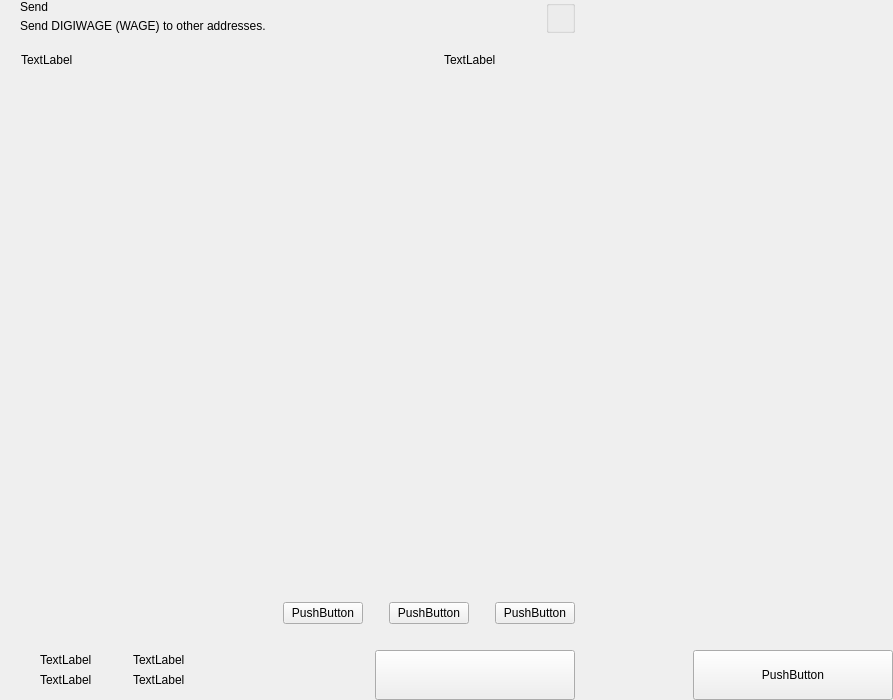
Before: the Qt Designer form src/qt/digiwage/forms/send.ui in digiwage/digiwage, drawn with Qt 5.
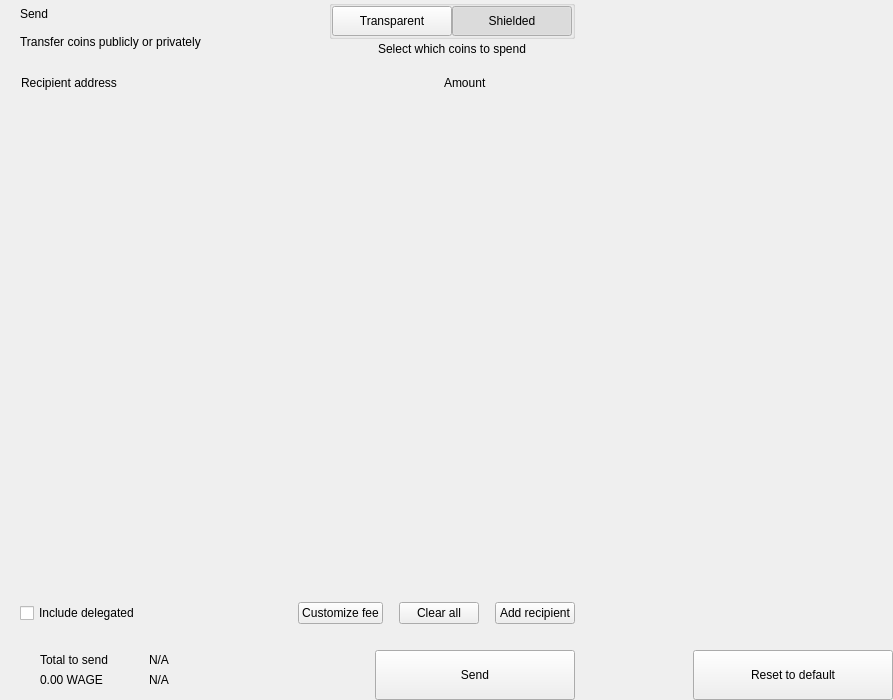
After: the same form once the commit is applied. Custom widgets are drawn as their Qt base class.

Commit message: first push to official repo

Diff of the .ui file:
```diff
--- a/src/qt/digiwage/forms/send.ui
+++ b/src/qt/digiwage/forms/send.ui
@@ -66,7 +66,7 @@
           <item>
            <layout class="QVBoxLayout" name="verticalLayout">
             <property name="spacing">
-             <number>5</number>
+             <number>0</number>
             </property>
             <item>
              <widget class="QLabel" name="labelTitle">
@@ -81,7 +81,7 @@
             <item>
              <widget class="QLabel" name="labelSubtitle1">
               <property name="text">
-               <string>Send DIGIWAGE (WAGE) to other addresses.</string>
+               <string>Transfer coins publicly or privately</string>
               </property>
              </widget>
             </item>
@@ -103,15 +103,20 @@
           <item>
            <layout class="QVBoxLayout" name="verticalLayout_6">
             <property name="spacing">
-             <number>0</number>
+             <number>3</number>
             </property>
-            <item>
+            <item alignment="Qt::AlignHCenter">
              <widget class="QGroupBox" name="groupBox">
+              <property name="styleSheet">
+               <string notr="true">#groupBox{
+padding-top:2px;
+}</string>
+              </property>
               <property name="title">
                <string/>
               </property>
               <property name="alignment">
-               <set>Qt::AlignLeading|Qt::AlignLeft|Qt::AlignTop</set>
+               <set>Qt::AlignCenter</set>
               </property>
               <layout class="QHBoxLayout" name="horizontalLayout_4">
                <property name="spacing">
@@ -129,9 +134,84 @@
                <property name="bottomMargin">
                 <number>0</number>
                </property>
+               <item>
+                <widget class="QPushButton" name="pushLeft">
+                 <property name="minimumSize">
+                  <size>
+                   <width>120</width>
+                   <height>30</height>
+                  </size>
+                 </property>
+                 <property name="maximumSize">
+                  <size>
+                   <width>120</width>
+                   <height>30</height>
+                  </size>
+                 </property>
+                 <property name="focusPolicy">
+                  <enum>Qt::NoFocus</enum>
+                 </property>
+                 <property name="text">
+                  <string>Transparent</string>
+                 </property>
+                 <property name="checkable">
+                  <bool>true</bool>
+                 </property>
+                 <property name="autoExclusive">
+                  <bool>true</bool>
+                 </property>
+                </widget>
+               </item>
+               <item>
+                <widget class="QPushButton" name="pushRight">
+                 <property name="minimumSize">
+                  <size>
+                   <width>120</width>
+                   <height>30</height>
+                  </size>
+                 </property>
+                 <property name="maximumSize">
+                  <size>
+                   <width>120</width>
+                   <height>30</height>
+                  </size>
+                 </property>
+                 <property name="focusPolicy">
+                  <enum>Qt::NoFocus</enum>
+                 </property>
+                 <property name="text">
+                  <string>Shielded</string>
+                 </property>
+                 <property name="checkable">
+                  <bool>true</bool>
+                 </property>
+                 <property name="checked">
+                  <bool>true</bool>
+                 </property>
+                 <property name="autoExclusive">
+                  <bool>true</bool>
+                 </property>
+                </widget>
+               </item>
               </layout>
              </widget>
             </item>
+            <item alignment="Qt::AlignHCenter|Qt::AlignTop">
+             <widget class="QLabel" name="labelSubtitle2">
+              <property name="styleSheet">
+               <string notr="true"/>
+              </property>
+              <property name="text">
+               <string>Select which coins to spend</string>
+              </property>
+              <property name="alignment">
+               <set>Qt::AlignCenter</set>
+              </property>
+              <property name="indent">
+               <number>0</number>
+              </property>
+             </widget>
+            </item>
            </layout>
           </item>
          </layout>
@@ -175,7 +255,7 @@
              <string notr="true">margin-left:8px;</string>
             </property>
             <property name="text">
-             <string>TextLabel</string>
+             <string>Recipient address</string>
             </property>
            </widget>
           </item>
@@ -198,7 +278,7 @@
           <item>
            <widget class="QLabel" name="labelSubtitleAmount">
             <property name="text">
-             <string>TextLabel</string>
+             <string>Amount</string>
             </property>
            </widget>
           </item>
@@ -297,9 +377,22 @@
           <property name="spacing">
            <number>6</number>
           </property>
+          <property name="leftMargin">
+           <number>20</number>
+          </property>
           <property name="rightMargin">
            <number>20</number>
           </property>
+          <item>
+           <widget class="QCheckBox" name="checkBoxDelegations">
+            <property name="layoutDirection">
+             <enum>Qt::LeftToRight</enum>
+            </property>
+            <property name="text">
+             <string>Include delegated</string>
+            </property>
+           </widget>
+          </item>
           <item>
            <spacer name="horizontalSpacer_4">
             <property name="orientation">
@@ -307,7 +400,7 @@
             </property>
             <property name="sizeHint" stdset="0">
              <size>
-              <width>40</width>
+              <width>10</width>
               <height>20</height>
              </size>
             </property>
@@ -319,7 +412,7 @@
              <enum>Qt::NoFocus</enum>
             </property>
             <property name="text">
-             <string>PushButton</string>
+             <string>Customize fee</string>
             </property>
            </widget>
           </item>
@@ -333,7 +426,7 @@
             </property>
             <property name="sizeHint" stdset="0">
              <size>
-              <width>20</width>
+              <width>10</width>
               <height>20</height>
              </size>
             </property>
@@ -348,7 +441,7 @@
              <enum>Qt::RightToLeft</enum>
             </property>
             <property name="text">
-             <string>PushButton</string>
+             <string>Clear all</string>
             </property>
            </widget>
           </item>
@@ -362,7 +455,7 @@
             </property>
             <property name="sizeHint" stdset="0">
              <size>
-              <width>20</width>
+              <width>10</width>
               <height>20</height>
              </size>
             </property>
@@ -374,7 +467,7 @@
              <enum>Qt::NoFocus</enum>
             </property>
             <property name="text">
-             <string>PushButton</string>
+             <string>Add recipient</string>
             </property>
            </widget>
           </item>
@@ -478,14 +571,14 @@
                      <item>
                       <widget class="QLabel" name="labelTitleTotalSend">
                        <property name="text">
-                        <string>TextLabel</string>
+                        <string>Total to send</string>
                        </property>
                       </widget>
                      </item>
                      <item>
                       <widget class="QLabel" name="labelAmountSend">
                        <property name="text">
-                        <string>TextLabel</string>
+                        <string notr="true">0.00 WAGE</string>
                        </property>
                       </widget>
                      </item>
@@ -550,14 +643,14 @@
                      <item>
                       <widget class="QLabel" name="labelTitleTotalRemaining">
                        <property name="text">
-                        <string>TextLabel</string>
+                        <string notr="true">N/A</string>
                        </property>
                       </widget>
                      </item>
                      <item>
                       <widget class="QLabel" name="labelAmountRemaining">
                        <property name="text">
-                        <string>TextLabel</string>
+                        <string notr="true">N/A</string>
                        </property>
                       </widget>
                      </item>
@@ -607,7 +700,7 @@
              <enum>Qt::NoFocus</enum>
             </property>
             <property name="text">
-             <string/>
+             <string>Send</string>
             </property>
            </widget>
           </item>
@@ -714,7 +807,7 @@
              <enum>Qt::NoFocus</enum>
             </property>
             <property name="text">
-             <string>PushButton</string>
+             <string>Reset to default</string>
             </property>
            </widget>
           </item>
```
Left out of the diff: 12 changed lines with no effect on the pictures. The commit also changes 2747 other files.
